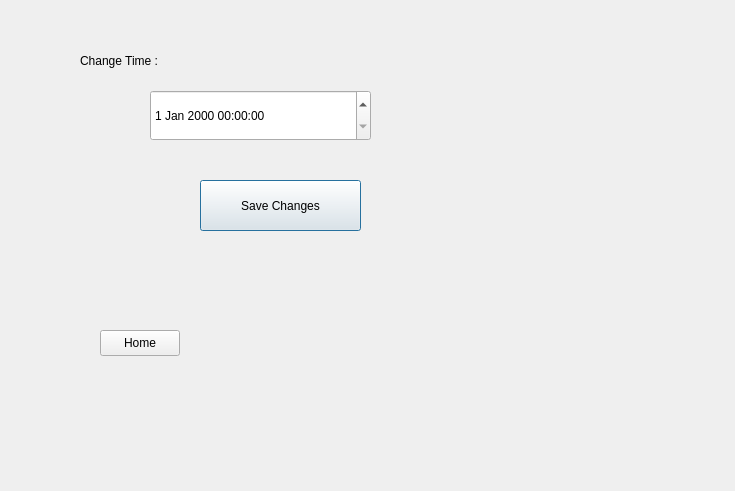
Qt form 11-Infotainment_Platoon/Settings.ui (HaiidyHossam/QT-Platoon-Infotainment-) before a commit.
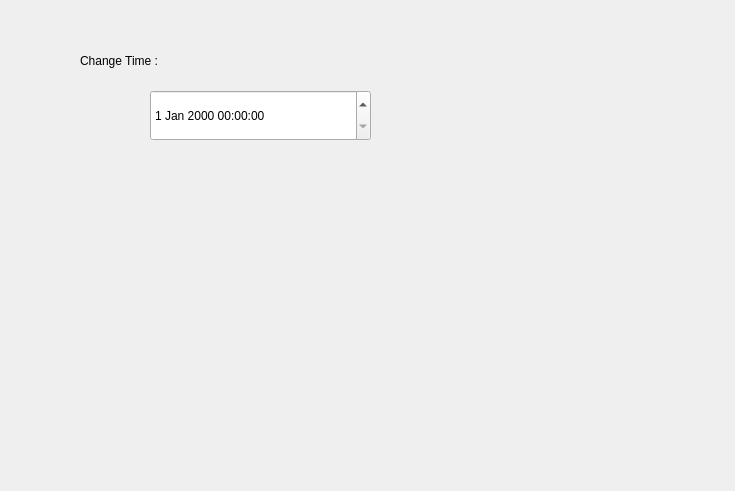
The same form after that commit. Icons and pictures are not drawn.

Patch:
```diff
--- a/11-Infotainment_Platoon/Settings.ui
+++ b/11-Infotainment_Platoon/Settings.ui
@@ -22,8 +22,23 @@
      <height>51</height>
     </rect>
    </property>
+   <property name="focusPolicy">
+    <enum>Qt::NoFocus</enum>
+   </property>
+   <property name="contextMenuPolicy">
+    <enum>Qt::NoContextMenu</enum>
+   </property>
+   <property name="styleSheet">
+    <string notr="true">image: url(:/icons/icons/save.png);</string>
+   </property>
    <property name="text">
-    <string>Save Changes</string>
+    <string/>
+   </property>
+   <property name="autoDefault">
+    <bool>false</bool>
+   </property>
+   <property name="flat">
+    <bool>true</bool>
    </property>
   </widget>
   <widget class="QPushButton" name="Back_Home">
@@ -35,8 +50,23 @@
      <height>26</height>
     </rect>
    </property>
+   <property name="focusPolicy">
+    <enum>Qt::NoFocus</enum>
+   </property>
+   <property name="contextMenuPolicy">
+    <enum>Qt::NoContextMenu</enum>
+   </property>
+   <property name="styleSheet">
+    <string notr="true">image: url(:/icons/icons/home.png);</string>
+   </property>
    <property name="text">
-    <string>Home</string>
+    <string/>
+   </property>
+   <property name="autoDefault">
+    <bool>false</bool>
+   </property>
+   <property name="flat">
+    <bool>true</bool>
    </property>
   </widget>
   <widget class="QLabel" name="label">
```
